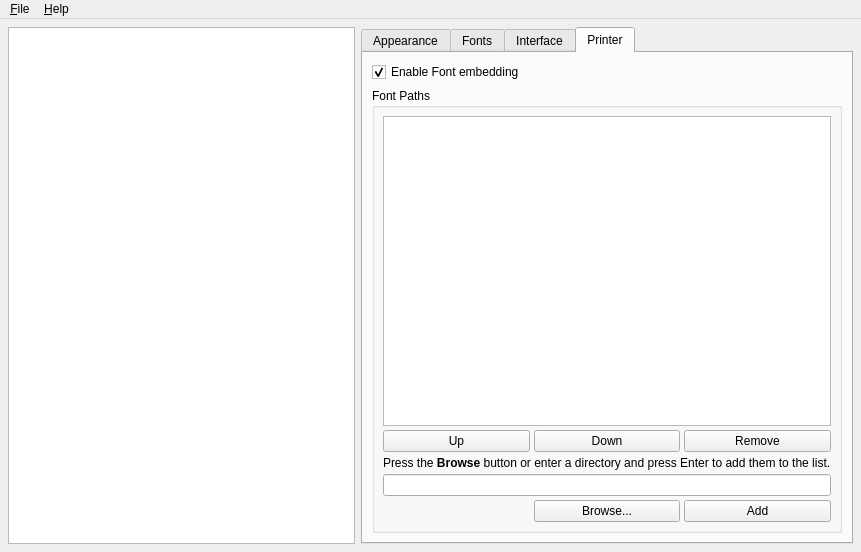
fluxer/katie, file src/tools/qtconfig/mainwindow.ui: the form before one commit.
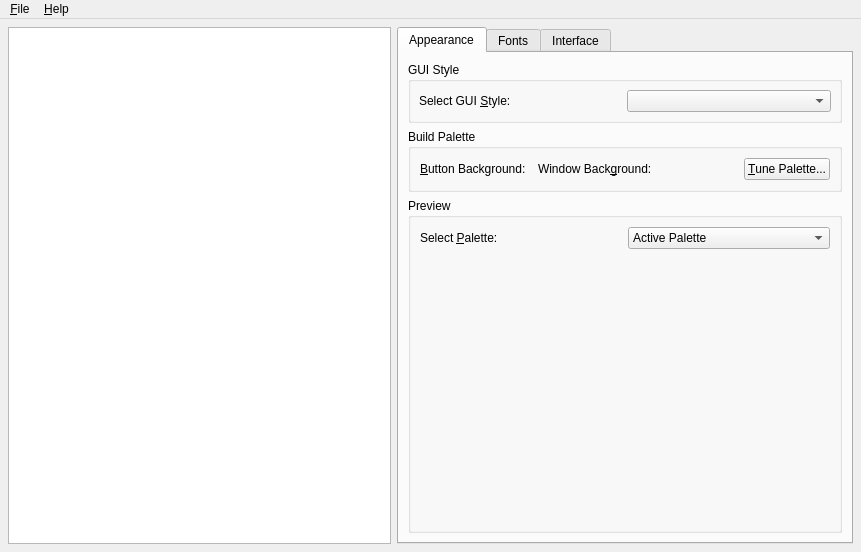
The form after the commit. The open tabs and pages were chosen to show the change. Custom widgets are drawn as their Qt base class.

Commit message: remove raw fonts support leftovers

What changed in the file:
```diff
--- a/src/tools/qtconfig/mainwindow.ui
+++ b/src/tools/qtconfig/mainwindow.ui
@@ -38,20 +38,7 @@
     <property name="margin">
      <number>8</number>
     </property>
-    <item row="0" column="0">
-     <widget class="QTextEdit" name="helpView">
-      <property name="minimumSize">
-       <size>
-        <width>200</width>
-        <height>0</height>
-       </size>
-      </property>
-      <property name="readOnly">
-       <bool>true</bool>
-      </property>
-     </widget>
-    </item>
-    <item row="0" column="1">
+    <item row="1" column="1">
      <widget class="QTabWidget" name="mainTabWidget">
       <property name="currentIndex">
        <number>0</number>
@@ -375,6 +362,26 @@
              </property>
             </spacer>
            </item>
+           <item row="3" column="0" colspan="2">
+            <widget class="QLineEdit" name="sampleLineEdit">
+             <property name="text">
+              <string>Sample Text</string>
+             </property>
+             <property name="alignment">
+              <set>Qt::AlignHCenter</set>
+             </property>
+            </widget>
+           </item>
+           <item row="5" column="0">
+            <widget class="QCheckBox" name="fontEmbeddingCheckBox">
+             <property name="text">
+              <string>Enable Font embedding</string>
+             </property>
+             <property name="checked">
+              <bool>true</bool>
+             </property>
+            </widget>
+           </item>
           </layout>
          </widget>
         </item>
@@ -705,128 +712,19 @@
         </item>
        </layout>
       </widget>
-      <widget class="QWidget" name="printerTab">
-       <attribute name="title">
-        <string>Printer</string>
-       </attribute>
-       <layout class="QVBoxLayout">
-        <item>
-         <widget class="QCheckBox" name="fontEmbeddingCheckBox">
-          <property name="text">
-           <string>Enable Font embedding</string>
-          </property>
-          <property name="checked">
-           <bool>true</bool>
-          </property>
-         </widget>
-        </item>
-        <item>
-         <widget class="QGroupBox" name="fontPathsGroup">
-          <property name="sizePolicy">
-           <sizepolicy hsizetype="Preferred" vsizetype="Expanding">
-            <horstretch>0</horstretch>
-            <verstretch>0</verstretch>
-           </sizepolicy>
-          </property>
-          <property name="title">
-           <string>Font Paths</string>
-          </property>
-          <layout class="QVBoxLayout">
-           <property name="spacing">
-            <number>4</number>
-           </property>
-           <property name="margin">
-            <number>8</number>
-           </property>
-           <item>
-            <layout class="QGridLayout">
-             <property name="margin">
-              <number>0</number>
-             </property>
-             <property name="spacing">
-              <number>4</number>
-             </property>
-             <item row="1" column="0">
-              <widget class="QPushButton" name="upFontpathButton">
-               <property name="text">
-                <string>Up</string>
-               </property>
-              </widget>
-             </item>
-             <item row="1" column="2">
-              <widget class="QPushButton" name="removeFontpathButton">
-               <property name="text">
-                <string>Remove</string>
-               </property>
-              </widget>
-             </item>
-             <item row="1" column="1">
-              <widget class="QPushButton" name="downFontpathButton">
-               <property name="text">
-                <string>Down</string>
-               </property>
-              </widget>
-             </item>
-             <item row="0" column="0" colspan="3">
-              <widget class="QListWidget" name="fontpathListBox"/>
-             </item>
-            </layout>
-           </item>
-           <item>
-            <layout class="QGridLayout">
-             <property name="margin">
-              <number>0</number>
-             </property>
-             <property name="spacing">
-              <number>4</number>
-             </property>
-             <item row="2" column="0">
-              <spacer>
-               <property name="orientation">
-                <enum>Qt::Horizontal</enum>
-               </property>
-               <property name="sizeType">
-                <enum>QSizePolicy::Minimum</enum>
-               </property>
-               <property name="sizeHint" stdset="0">
-                <size>
-                 <width>20</width>
-                 <height>20</height>
-                </size>
-               </property>
-              </spacer>
-             </item>
-             <item row="2" column="2">
-              <widget class="QPushButton" name="addFontPathButton">
-               <property name="text">
-                <string>Add</string>
-               </property>
-              </widget>
-             </item>
-             <item row="2" column="1">
-              <widget class="QPushButton" name="browseFontPathButton">
-               <property name="text">
-                <string>Browse...</string>
-               </property>
-              </widget>
-             </item>
-             <item row="0" column="0" colspan="3">
-              <widget class="QLabel" name="browseFontPathLabel">
-               <property name="text">
-                <string>Press the &lt;b&gt;Browse&lt;/b&gt; button or enter a directory and press Enter to add them to the list.</string>
-               </property>
-              </widget>
-             </item>
-             <item row="1" column="0" colspan="3">
-              <widget class="QLineEdit" name="fontPathLineEdit"/>
-             </item>
-            </layout>
-           </item>
-          </layout>
-         </widget>
-        </item>
-       </layout>
-      </widget>
+     </widget>
+    </item>
+    <item row="1" column="0">
+     <widget class="QTextEdit" name="helpView">
+      <property name="minimumSize">
+       <size>
+        <width>200</width>
+        <height>0</height>
+       </size>
+      </property>
+      <property name="readOnly">
+       <bool>true</bool>
+      </property>
      </widget>
     </item>
    </layout>
```
Left out of the diff: 44 changed lines with no effect on the pictures. The commit also changes 5 other files.
